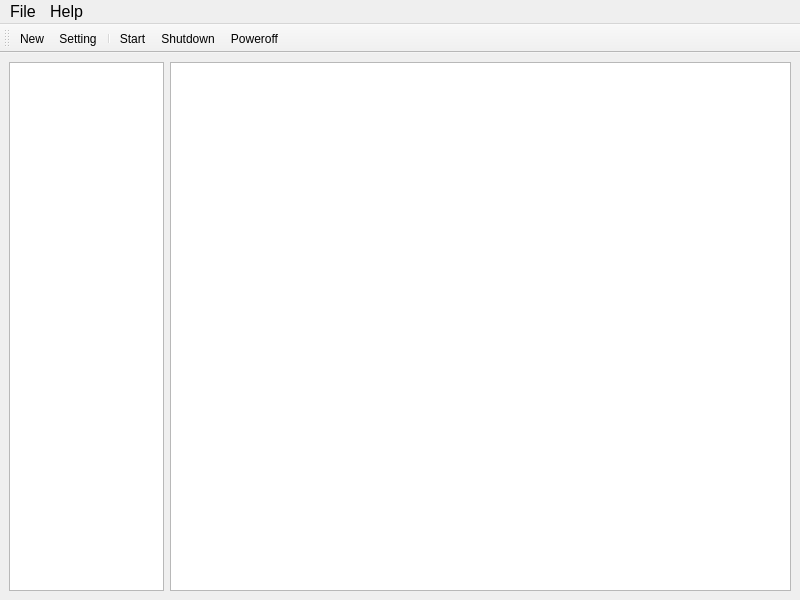
Before: the Qt Designer form mainwindow.ui in rayylee/q-qemu, drawn with Qt 5.
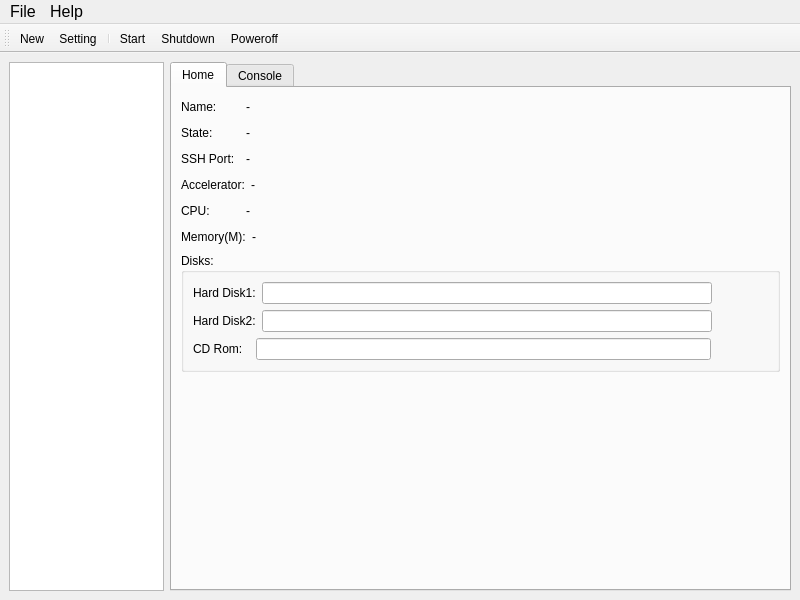
After: the same form once the commit is applied. The open tabs and pages were chosen to show the change. Icons and pictures are not drawn.

What changed in the file:
```diff
--- a/mainwindow.ui
+++ b/mainwindow.ui
@@ -31,7 +31,365 @@
        </widget>
       </item>
       <item>
-       <widget class="QTextBrowser" name="textBrowser"/>
+       <widget class="QTabWidget" name="tabWidget">
+        <property name="currentIndex">
+         <number>1</number>
+        </property>
+        <widget class="QWidget" name="homeTab">
+         <attribute name="title">
+          <string>Home</string>
+         </attribute>
+         <layout class="QGridLayout" name="gridLayout_3">
+          <item row="0" column="0">
+           <layout class="QVBoxLayout" name="vLayout2">
+            <item>
+             <layout class="QHBoxLayout" name="hLayout3_1" stretch="1,2,7">
+              <item>
+               <widget class="QLabel" name="label3_1">
+                <property name="text">
+                 <string>Name:</string>
+                </property>
+                <property name="textInteractionFlags">
+                 <set>Qt::LinksAccessibleByMouse|Qt::TextSelectableByMouse</set>
+                </property>
+               </widget>
+              </item>
+              <item>
+               <widget class="QLabel" name="vmNameLabel">
+                <property name="text">
+                 <string>-</string>
+                </property>
+                <property name="textInteractionFlags">
+                 <set>Qt::LinksAccessibleByMouse|Qt::TextSelectableByMouse</set>
+                </property>
+               </widget>
+              </item>
+              <item>
+               <spacer name="horizontalSpacer3_1">
+                <property name="orientation">
+                 <enum>Qt::Horizontal</enum>
+                </property>
+                <property name="sizeHint" stdset="0">
+                 <size>
+                  <width>40</width>
+                  <height>20</height>
+                 </size>
+                </property>
+               </spacer>
+              </item>
+             </layout>
+            </item>
+            <item>
+             <layout class="QHBoxLayout" name="hLayout3_2" stretch="1,2,7">
+              <item>
+               <widget class="QLabel" name="label3_2">
+                <property name="text">
+                 <string>State:</string>
+                </property>
+               </widget>
+              </item>
+              <item>
+               <widget class="QLabel" name="vmStateLabel">
+                <property name="text">
+                 <string>-</string>
+                </property>
+                <property name="textInteractionFlags">
+                 <set>Qt::LinksAccessibleByMouse|Qt::TextSelectableByMouse</set>
+                </property>
+               </widget>
+              </item>
+              <item>
+               <spacer name="horizontalSpacer3_2">
+                <property name="orientation">
+                 <enum>Qt::Horizontal</enum>
+                </property>
+                <property name="sizeHint" stdset="0">
+                 <size>
+                  <width>40</width>
+                  <height>20</height>
+                 </size>
+                </property>
+               </spacer>
+              </item>
+             </layout>
+            </item>
+            <item>
+             <layout class="QHBoxLayout" name="hLayout3_6" stretch="1,2,7">
+              <item>
+               <widget class="QLabel" name="label3_9">
+                <property name="text">
+                 <string>SSH Port:</string>
+                </property>
+               </widget>
+              </item>
+              <item>
+               <widget class="QLabel" name="vmSshPortLabel">
+                <property name="text">
+                 <string>-</string>
+                </property>
+                <property name="textInteractionFlags">
+                 <set>Qt::LinksAccessibleByMouse|Qt::TextSelectableByMouse</set>
+                </property>
+               </widget>
+              </item>
+              <item>
+               <spacer name="horizontalSpacer_4">
+                <property name="orientation">
+                 <enum>Qt::Horizontal</enum>
+                </property>
+                <property name="sizeHint" stdset="0">
+                 <size>
+                  <width>40</width>
+                  <height>20</height>
+                 </size>
+                </property>
+               </spacer>
+              </item>
+             </layout>
+            </item>
+            <item>
+             <layout class="QHBoxLayout" name="hLayout3_5" stretch="1,2,7">
+              <item>
+               <widget class="QLabel" name="label3_5">
+                <property name="text">
+                 <string>Accelerator:</string>
+                </property>
+               </widget>
+              </item>
+              <item>
+               <widget class="QLabel" name="vmAcceleratorLabel">
+                <property name="text">
+                 <string>-</string>
+                </property>
+               </widget>
+              </item>
+              <item>
+               <spacer name="horizontalSpacer3_5">
+                <property name="orientation">
+                 <enum>Qt::Horizontal</enum>
+                </property>
+                <property name="sizeHint" stdset="0">
+                 <size>
+                  <width>40</width>
+                  <height>20</height>
+                 </size>
+                </property>
+               </spacer>
+              </item>
+             </layout>
+            </item>
+            <item>
+             <layout class="QHBoxLayout" name="hLayout3_3" stretch="1,3,6">
+              <item>
+               <widget class="QLabel" name="label3_3_1">
+                <property name="text">
+                 <string>CPU:</string>
+                </property>
+               </widget>
+              </item>
+              <item>
+               <widget class="QLabel" name="vmCpuLabel">
+                <property name="text">
+                 <string>-</string>
+                </property>
+                <property name="textInteractionFlags">
+                 <set>Qt::LinksAccessibleByMouse|Qt::TextSelectableByMouse</set>
+                </property>
+               </widget>
+              </item>
+              <item>
+               <spacer name="horizontalSpacer3_3">
+                <property name="orientation">
+                 <enum>Qt::Horizontal</enum>
+                </property>
+                <property name="sizeHint" stdset="0">
+                 <size>
+                  <width>40</width>
+                  <height>20</height>
+                 </size>
+                </property>
+               </spacer>
+              </item>
+             </layout>
+            </item>
+            <item>
+             <layout class="QHBoxLayout" name="hLayout3_4" stretch="1,2,7">
+              <item>
+               <widget class="QLabel" name="label3_4_1">
+                <property name="text">
+                 <string>Memory(M):</string>
+                </property>
+               </widget>
+              </item>
+              <item>
+               <widget class="QLabel" name="vmCurrentMemoryLabel">
+                <property name="text">
+                 <string>-</string>
+                </property>
+                <property name="textInteractionFlags">
+                 <set>Qt::LinksAccessibleByMouse|Qt::TextSelectableByMouse</set>
+                </property>
+               </widget>
+              </item>
+              <item>
+               <spacer name="horizontalSpacer">
+                <property name="orientation">
+                 <enum>Qt::Horizontal</enum>
+                </property>
+                <property name="sizeHint" stdset="0">
+                 <size>
+                  <width>40</width>
+                  <height>20</height>
+                 </size>
+                </property>
+               </spacer>
+              </item>
+             </layout>
+            </item>
+            <item>
+             <widget class="QGroupBox" name="diskGroupBox">
+              <property name="title">
+               <string>Disks:</string>
+              </property>
+              <layout class="QGridLayout" name="gridLayout_2">
+               <item row="0" column="0">
+                <layout class="QVBoxLayout" name="verticalLayout_2">
+                 <item>
+                  <layout class="QHBoxLayout" name="horizontalLayout3_6" stretch="1,8,1">
+                   <item>
+                    <widget class="QLabel" name="label3_6">
+                     <property name="text">
+                      <string>Hard Disk1:</string>
+                     </property>
+                    </widget>
+                   </item>
+                   <item>
+                    <widget class="QLineEdit" name="vmHD1LineEdit">
+                     <property name="alignment">
+                      <set>Qt::AlignLeading|Qt::AlignLeft|Qt::AlignVCenter</set>
+                     </property>
+                     <property name="dragEnabled">
+                      <bool>false</bool>
+                     </property>
+                     <property name="readOnly">
+                      <bool>false</bool>
+                     </property>
+                    </widget>
+                   </item>
+                   <item>
+                    <spacer name="horizontalSpacer3_6">
+                     <property name="orientation">
+                      <enum>Qt::Horizontal</enum>
+                     </property>
+                     <property name="sizeHint" stdset="0">
+                      <size>
+                       <width>40</width>
+                       <height>20</height>
+                      </size>
+                     </property>
+                    </spacer>
+                   </item>
+                  </layout>
+                 </item>
+                 <item>
+                  <layout class="QHBoxLayout" name="horizontalLayout3_7" stretch="1,8,1">
+                   <item>
+                    <widget class="QLabel" name="label3_7">
+                     <property name="text">
+                      <string>Hard Disk2:</string>
+                     </property>
+                    </widget>
+                   </item>
+                   <item>
+                    <widget class="QLineEdit" name="vmHD2LineEdit">
+                     <property name="readOnly">
+                      <bool>false</bool>
+                     </property>
+                    </widget>
+                   </item>
+                   <item>
+                    <spacer name="horizontalSpacer_2">
+                     <property name="orientation">
+                      <enum>Qt::Horizontal</enum>
+                     </property>
+                     <property name="sizeHint" stdset="0">
+                      <size>
+                       <width>40</width>
+                       <height>20</height>
+                      </size>
+                     </property>
+                    </spacer>
+                   </item>
+                  </layout>
+                 </item>
+                 <item>
+                  <layout class="QHBoxLayout" name="horizontalLayout3_8" stretch="1,8,1">
+                   <item>
+                    <widget class="QLabel" name="label3_8">
+                     <property name="text">
+                      <string>CD Rom:</string>
+                     </property>
+                    </widget>
+                   </item>
+                   <item>
+                    <widget class="QLineEdit" name="vmCDRomLineEdit">
+                     <property name="readOnly">
+                      <bool>false</bool>
+                     </property>
+                    </widget>
+                   </item>
+                   <item>
+                    <spacer name="horizontalSpacer_3">
+                     <property name="orientation">
+                      <enum>Qt::Horizontal</enum>
+                     </property>
+                     <property name="sizeHint" stdset="0">
+                      <size>
+                       <width>40</width>
+                       <height>20</height>
+                      </size>
+                     </property>
+                    </spacer>
+                   </item>
+                  </layout>
+                 </item>
+                </layout>
+               </item>
+              </layout>
+             </widget>
+            </item>
+            <item>
+             <spacer name="verticalSpacer">
+              <property name="orientation">
+               <enum>Qt::Vertical</enum>
+              </property>
+              <property name="sizeHint" stdset="0">
+               <size>
+                <width>20</width>
+                <height>40</height>
+               </size>
+              </property>
+             </spacer>
+            </item>
+           </layout>
+          </item>
+         </layout>
+        </widget>
+        <widget class="QWidget" name="consoleTab">
+         <attribute name="title">
+          <string>Console</string>
+         </attribute>
+         <layout class="QGridLayout" name="gridLayout_4">
+          <item row="0" column="0">
+           <layout class="QVBoxLayout" name="vLayoutConsole">
+            <item>
+             <widget class="QWidget" name="consoleWidget" native="true"/>
+            </item>
+           </layout>
+          </item>
+         </layout>
+        </widget>
+       </widget>
       </item>
      </layout>
     </item>
```
Left out of the diff: 26 changed lines with no effect on the pictures.
